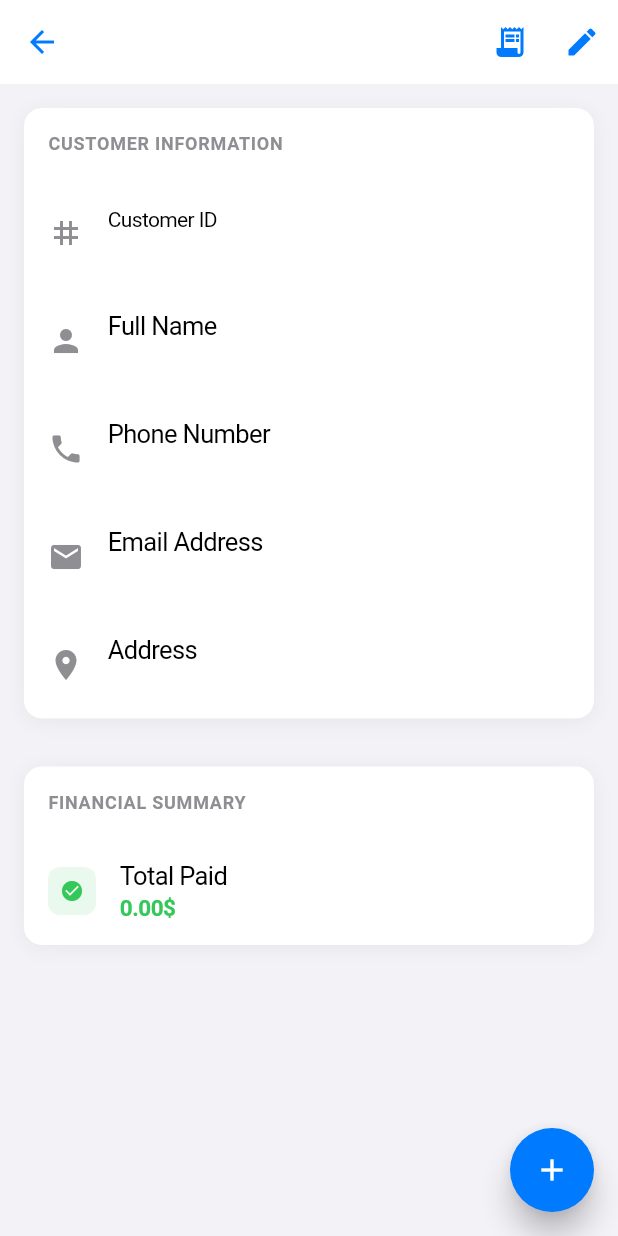
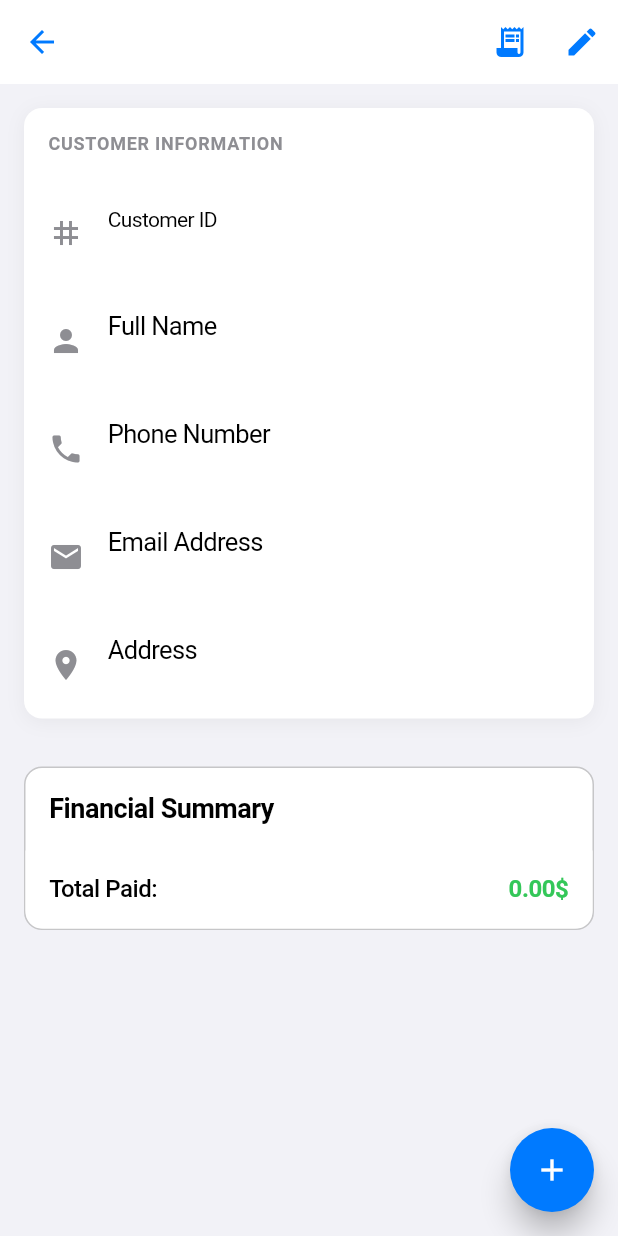
Before and after one commit to johnychnouda/Bechaalany-Debt, a Flutter app: the CustomerDetailsScreen screen opened directly with empty values, on a phone screen of 412 x 824 dp. Run offline on Flutter 3.47's test engine with Material 3 defaults, Android fonts, the phone set to English and light mode, and no system bars; our stand-ins replace connectivity_plus, cross_file, flutter_local_notifications, flutter_svg, hive, hive_flutter and 3 more; accounts and stored records are empty; generated files the repository leaves out were written again.

Commit message:
Fix revenue calculation and improve financial summary UI: fix double-counting in revenue calculation, redesign financial summary card with receipt-style layout, simplify design for better UX, add smart date formatting, and improve debt item styling with light blue backgrounds for pending debts

```diff
--- a/lib/screens/customer_details_screen.dart
+++ b/lib/screens/customer_details_screen.dart
@@ -69,14 +69,27 @@ class _CustomerDetailsScreenState extends State<CustomerDetailsScreen> with Widg
   String _formatDate(DateTime date) {
     final now = DateTime.now();
     final today = DateTime(now.year, now.month, now.day);
+    final yesterday = today.subtract(const Duration(days: 1));
     final debtDate = DateTime(date.year, date.month, date.day);
 
+    // Format time as HH:MM AM/PM
+    final hour = date.hour;
+    final minute = date.minute.toString().padLeft(2, '0');
+    final period = hour >= 12 ? 'PM' : 'AM';
+    final displayHour = hour == 0 ? 12 : (hour > 12 ? hour - 12 : hour);
+    final timeString = '$displayHour:$minute $period';
+
     if (debtDate == today) {
-      return 'Today';
-    } else if (debtDate == today.subtract(const Duration(days: 1))) {
-      return 'Yesterday';
+      return 'Today at $timeString';
+    } else if (debtDate == yesterday) {
+      return 'Yesterday at $timeString';
     } else {
-      return '${date.day}/${date.month}/${date.year}';
+      // Format: DD/MM/YYYY at HH:MM AM/PM
+      final day = date.day.toString().padLeft(2, '0');
+      final month = date.month.toString().padLeft(2, '0');
+      final year = date.year.toString();
+
+      return 'Created on $day/$month/$year at $timeString';
     }
   }
 
@@ -810,56 +823,74 @@ class _CustomerDetailsScreenState extends State<CustomerDetailsScreen> with Widg
 
                 const SizedBox(height: 16),
 
-                // Financial Summary Section
+                // Financial Summary Section - Simple Style
                 Container(
                   margin: const EdgeInsets.only(bottom: 16),
                   decoration: BoxDecoration(
                     color: AppColors.dynamicSurface(context),
                     borderRadius: BorderRadius.circular(12),
-                    boxShadow: [
-                      BoxShadow(
-                        color: Colors.black.withAlpha(13), // 0.05 * 255
-                        blurRadius: 10,
-                        offset: const Offset(0, 2),
+                    border: Border.all(
+                      color: AppColors.dynamicBorder(context),
+                      width: 1,
                     ),
-                    ],
                   ),
                   child: Column(
                     crossAxisAlignment: CrossAxisAlignment.start,
                     children: [
+                      // Simple Header
                       Padding(
                         padding: const EdgeInsets.all(16),
                         child: Text(
-                          'FINANCIAL SUMMARY',
-                          style: AppTheme.getDynamicSubheadline(context).copyWith(
-                            color: AppColors.dynamicTextSecondary(context),
-                            letterSpacing: 0.5,
-                            fontWeight: FontWeight.bold,
+                          'Financial Summary',
+                          style: TextStyle(
+                            fontSize: 18,
+                            fontWeight: FontWeight.w600,
+                            color: AppColors.dynamicTextPrimary(context),
                           ),
                         ),
                       ),
 
-                      // Debts List (shown first)
+                      // Debts List
                       if (widget.showDebtsSection && customerAllDebts.isNotEmpty) ...[
+                        // Section Title
                         Padding(
-                          padding: const EdgeInsets.symmetric(horizontal: 16),
+                          padding: const EdgeInsets.fromLTRB(16, 0, 16, 12),
+                          child: Row(
+                            children: [
+                              Text(
+                                'Active Debts',
+                                style: TextStyle(
+                                  fontSize: 16,
+                                  fontWeight: FontWeight.w500,
+                                  color: AppColors.dynamicTextSecondary(context),
+                                ),
+                              ),
+                              const Spacer(),
+                              Container(
+                                padding: const EdgeInsets.symmetric(horizontal: 8, vertical: 4),
+                                decoration: BoxDecoration(
+                                  color: AppColors.dynamicError(context).withAlpha(20),
+                                  borderRadius: BorderRadius.circular(8),
+                                ),
                                 child: Text(
-                            'DEBTS',
+                                  '${customerAllDebts.where((d) => !d.isFullyPaid).length} pending',
                                   style: TextStyle(
-                              fontSize: 13,
-                              fontWeight: FontWeight.w600,
-                              color: AppColors.dynamicTextPrimary(context),
-                              letterSpacing: 0.5,
+                                    fontSize: 12,
+                                    fontWeight: FontWeight.w500,
+                                    color: AppColors.dynamicError(context),
                                   ),
                                 ),
                               ),
-                        const SizedBox(height: 16),
+                            ],
+                          ),
+                        ),
 
-                        // Debts List
+                        // Simple Debts List
                         ...customerAllDebts.asMap().entries.map((entry) {
                           final index = entry.key;
                           final debt = entry.value;
                           final isLastDebt = index == customerAllDebts.length - 1;
+                          final isPaid = debt.isFullyPaid;
 
                           return Padding(
                             padding: const EdgeInsets.symmetric(horizontal: 16),
@@ -882,59 +913,77 @@ class _CustomerDetailsScreenState extends State<CustomerDetailsScreen> with Widg
                                 padding: const EdgeInsets.only(right: 20),
                                 decoration: BoxDecoration(
                                   color: AppColors.dynamicPrimary(context),
-                                  borderRadius: BorderRadius.circular(12),
+                                  borderRadius: BorderRadius.circular(8),
                                 ),
                                 child: const Icon(
                                   Icons.delete_sweep,
                                   color: Colors.white,
-                                  size: 24,
+                                  size: 20,
                                 ),
                               ) : null,
-                              child: Column(
-                                children: [
-                                  // Simple debt display without individual action buttons
-                                  Container(
-                                    padding: const EdgeInsets.all(16),
+                              child: Container(
+                                margin: const EdgeInsets.only(bottom: 8),
+                                padding: const EdgeInsets.all(12),
                                 decoration: BoxDecoration(
-                                      color: AppColors.dynamicSurface(context),
-                                      borderRadius: BorderRadius.circular(12),
+                                  color: isPaid
+                                      ? AppColors.dynamicSuccess(context).withAlpha(10)
+                                      : AppColors.dynamicPrimary(context).withAlpha(15),
+                                  borderRadius: BorderRadius.circular(8),
                                   border: Border.all(
-                                        color: AppColors.dynamicBorder(context),
-                                        width: 0.5,
+                                    color: isPaid
+                                        ? AppColors.dynamicSuccess(context).withAlpha(30)
+                                        : AppColors.dynamicPrimary(context).withAlpha(40),
+                                    width: 1,
                                   ),
                                 ),
                                 child: Row(
                                   children: [
-                                        Container(
-                                          padding: const EdgeInsets.all(8),
-                                          decoration: BoxDecoration(
-                                            color: AppColors.dynamicPrimary(context).withAlpha(26),
-                                            borderRadius: BorderRadius.circular(8),
-                                          ),
-                                          child: Icon(
-                                            Icons.attach_money,
-                                            color: AppColors.dynamicPrimary(context),
+                                    Icon(
+                                      isPaid ? Icons.check_circle : Icons.shopping_bag,
+                                      color: isPaid
+                                          ? AppColors.dynamicSuccess(context)
+                                          : AppColors.dynamicPrimary(context),
                                       size: 20,
                                     ),
-                                        ),
-                                        const SizedBox(width: 16),
+                                    const SizedBox(width: 12),
                                     Expanded(
                                       child: Column(
                                         crossAxisAlignment: CrossAxisAlignment.start,
                                         children: [
+                                          Row(
+                                            children: [
                                               Text(
-                                                '${debt.description}',
+                                                debt.description,
                                                 style: TextStyle(
                                                   fontSize: 16,
-                                                  fontWeight: FontWeight.w600,
+                                                  fontWeight: FontWeight.w500,
                                                   color: AppColors.dynamicTextPrimary(context),
                                                 ),
                                               ),
-                                              const SizedBox(height: 4),
+                                              if (isPaid) ...[
+                                                const SizedBox(width: 8),
+                                                Container(
+                                                  padding: const EdgeInsets.symmetric(horizontal: 6, vertical: 2),
+                                                  decoration: BoxDecoration(
+                                                    color: AppColors.dynamicSuccess(context),
+                                                    borderRadius: BorderRadius.circular(6),
+                                                  ),
+                                                  child: const Text(
+                                                    'Paid',
+                                                    style: TextStyle(
+                                                      color: Colors.white,
+                                                      fontSize: 10,
+                                                      fontWeight: FontWeight.w600,
+                                                    ),
+                                                  ),
+                                                ),
+                                              ],
+                                            ],
+                                          ),
                                           Text(
-                                                'Created: ${_formatDate(debt.createdAt)}',
+                                            'Created ${_formatDate(debt.createdAt)}',
                                             style: TextStyle(
-                                                  fontSize: 14,
+                                              fontSize: 13,
                                               color: AppColors.dynamicTextSecondary(context),
                                             ),
                                           ),
@@ -946,20 +995,26 @@ class _CustomerDetailsScreenState extends State<CustomerDetailsScreen> with Widg
                                       style: TextStyle(
                                         fontSize: 16,
                                         fontWeight: FontWeight.w600,
-                                            color: AppColors.dynamicTextPrimary(context),
+                                        color: isPaid
+                                            ? AppColors.dynamicSuccess(context)
+                                            : AppColors.dynamicTextPrimary(context),
                                       ),
                                     ),
                                   ],
                                 ),
                               ),
-                                  // Show consolidated action buttons only under the last debt
-                                  if (isLastDebt && customerAllDebts.isNotEmpty) ...[
+                            ),
+                          );
+                        }),
+
+                        // Simple Action Buttons
+                        if (customerAllDebts.isNotEmpty) ...[
                           const SizedBox(height: 16),
-                                    // Consolidated Action Buttons
-                                    Row(
+                          Padding(
+                            padding: const EdgeInsets.symmetric(horizontal: 16),
+                            child: Row(
                               children: [
                                 if (totalPendingDebt > 0) ...[
-                                          // Make Payment button for all pending debts
                                   Expanded(
                                     child: ElevatedButton.icon(
                                       onPressed: () => _showConsolidatedPaymentDialog(context, customerAllDebts),
@@ -969,99 +1024,102 @@ class _CustomerDetailsScreenState extends State<CustomerDetailsScreen> with Widg
                                         backgroundColor: AppColors.dynamicPrimary(context),
                                         foregroundColor: Colors.white,
                                         padding: const EdgeInsets.symmetric(vertical: 12),
+                                        shape: RoundedRectangleBorder(
+                                          borderRadius: BorderRadius.circular(8),
+                                        ),
                                       ),
                                     ),
                                   ),
                                   const SizedBox(width: 12),
                                 ],
-                                        // Delete All button
                                 Expanded(
                                   child: ElevatedButton.icon(
                                     onPressed: () => _showDeleteAllDebtsDialog(context, customerAllDebts),
-                                            icon: const Icon(Icons.delete_forever, size: 16),
-                                            label: const Text('Delete All'),
+                                    icon: Icon(
+                                      Icons.delete_forever,
+                                      size: 16,
+                                      color: AppColors.dynamicError(context),
+                                    ),
+                                    label: Text(
+                                      'Delete All',
+                                      style: TextStyle(
+                                        color: AppColors.dynamicError(context),
+                                      ),
+                                    ),
                                     style: ElevatedButton.styleFrom(
-                                              backgroundColor: AppColors.dynamicError(context),
-                                              foregroundColor: Colors.white,
+                                      backgroundColor: AppColors.dynamicError(context).withAlpha(20),
+                                      foregroundColor: AppColors.dynamicError(context),
                                       padding: const EdgeInsets.symmetric(vertical: 12),
+                                      shape: RoundedRectangleBorder(
+                                        borderRadius: BorderRadius.circular(8),
+                                      ),
                                     ),
                                   ),
                                 ),
                               ],
                             ),
+                          ),
+                          const SizedBox(height: 16),
                         ],
                       ],
+
+                      // Simple Summary
+                      Container(
+                        padding: const EdgeInsets.all(16),
+                        decoration: BoxDecoration(
+                          color: AppColors.dynamicSurface(context),
+                          borderRadius: const BorderRadius.vertical(
+                            bottom: Radius.circular(12),
                           ),
                         ),
-                          );
-                        }),
-
-                        const Divider(height: 32, thickness: 1),
-                      ],
-
-
-
-                      // Summary Totals (shown below debts)
-                      // Total Pending Debt (only show if there are pending debts)
+                        child: Column(
+                          children: [
                             if (totalPendingDebt > 0) ...[
-                        ListTile(
-                          leading: Container(
-                            padding: const EdgeInsets.all(8),
-                            decoration: BoxDecoration(
-                              color: AppColors.dynamicError(context).withAlpha(26), // 0.1 * 255
-                              borderRadius: BorderRadius.circular(8),
-                            ),
-                            child: Icon(
-                              Icons.attach_money,
-                              color: AppColors.dynamicError(context),
-                              size: 16,
-                            ),
-                          ),
-                          title: Text(
-                            'Total Pending Debt',
+                              Row(
+                                children: [
+                                  Text(
+                                    'Total Pending:',
                                     style: TextStyle(
-                              fontSize: 17,
+                                      fontSize: 16,
+                                      fontWeight: FontWeight.w500,
                                       color: AppColors.dynamicTextPrimary(context),
                                     ),
                                   ),
-                          subtitle: Text(
+                                  const Spacer(),
+                                  Text(
                                     CurrencyFormatter.formatAmount(context, totalPendingDebt),
                                     style: TextStyle(
-                              fontSize: 15,
+                                      fontSize: 16,
+                                      fontWeight: FontWeight.w600,
                                       color: AppColors.dynamicError(context),
-                              fontWeight: FontWeight.w600,
-                            ),
                                     ),
                                   ),
                                 ],
-                      // Total Paid
-                      ListTile(
-                        leading: Container(
-                          padding: const EdgeInsets.all(8),
-                          decoration: BoxDecoration(
-                            color: AppColors.dynamicSuccess(context).withAlpha(26), // 0.1 * 255
-                            borderRadius: BorderRadius.circular(8),
                               ),
-                          child: Icon(
-                            Icons.check_circle,
-                            color: AppColors.dynamicSuccess(context),
-                            size: 16,
-                          ),
-                        ),
-                        title: Text(
-                          'Total Paid',
+                              const SizedBox(height: 12),
+                            ],
+                            Row(
+                              children: [
+                                Text(
+                                  'Total Paid:',
                                   style: TextStyle(
-                            fontSize: 17,
+                                    fontSize: 16,
+                                    fontWeight: FontWeight.w500,
                                     color: AppColors.dynamicTextPrimary(context),
                                   ),
                                 ),
-                        subtitle: Text(
+                                const Spacer(),
+                                Text(
                                   CurrencyFormatter.formatAmount(context, totalPaid),
                                   style: TextStyle(
-                            fontSize: 15,
+                                    fontSize: 16,
+                                    fontWeight: FontWeight.w600,
                                     color: AppColors.dynamicSuccess(context),
-                            fontWeight: FontWeight.w600,
                                   ),
+                                ),
+                              ],
+                            ),
+                          ],
                         ),
                       ),
                     ],
```
Also changed, not shown: lib/providers/app_state.dart (+41 -24 lines). Lines whose indentation alone changed are shown as unchanged.
